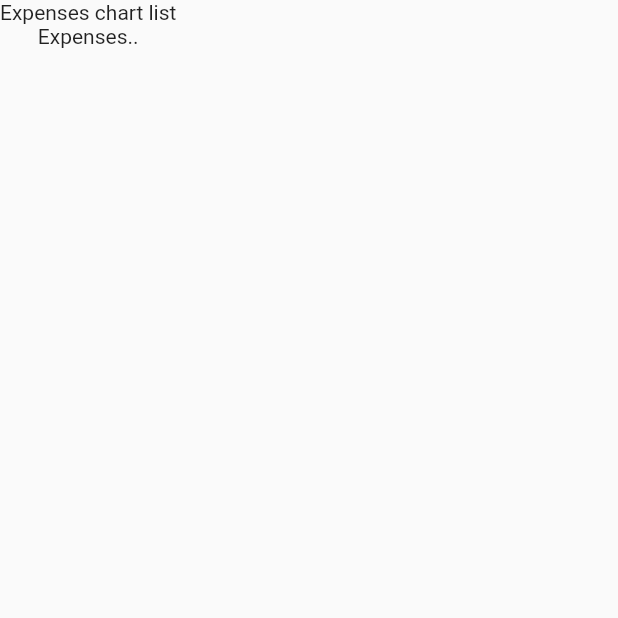
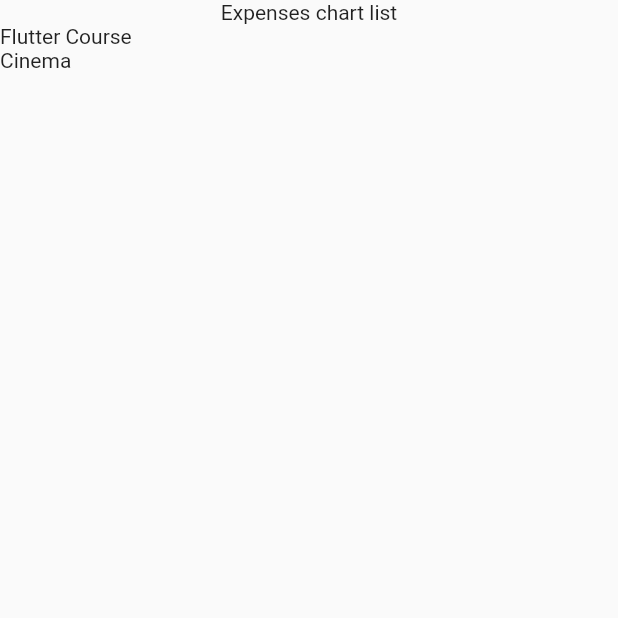
Before and after one commit to punkushal/ExpenseTrackerApp, a Flutter app: the screen it shows after launch, on a phone screen of 412 x 824 dp, the top half of it. Run offline on Flutter 3.47's test engine with Material 2 defaults, Android fonts, the phone set to English and light mode, and no system bars.

Commit message:
Using Lists Inside Of List

```diff
--- a/lib/expenses.dart
+++ b/lib/expenses.dart
@@ -1,4 +1,5 @@
 //This file is used to display and handle user interface
+import 'package:expense_tracker_app/expense_list.dart';
 import 'package:expense_tracker_app/model/expense.dart';
 import 'package:flutter/material.dart';
 
@@ -24,11 +25,11 @@ class _ExpensesState extends State<Expenses> {
           date: DateTime.now(),
           category: Category.leisure),
     ];
-    return const Scaffold(
+    return Scaffold(
       body: Column(
         children: [
-          Text('Expenses chart list'),
-          Text('Expenses..'),
+          const Text('Expenses chart list'),
+          Expanded(child: ExpenseList(expenses: _registeredExpenses)),
         ],
       ),
     );
```
